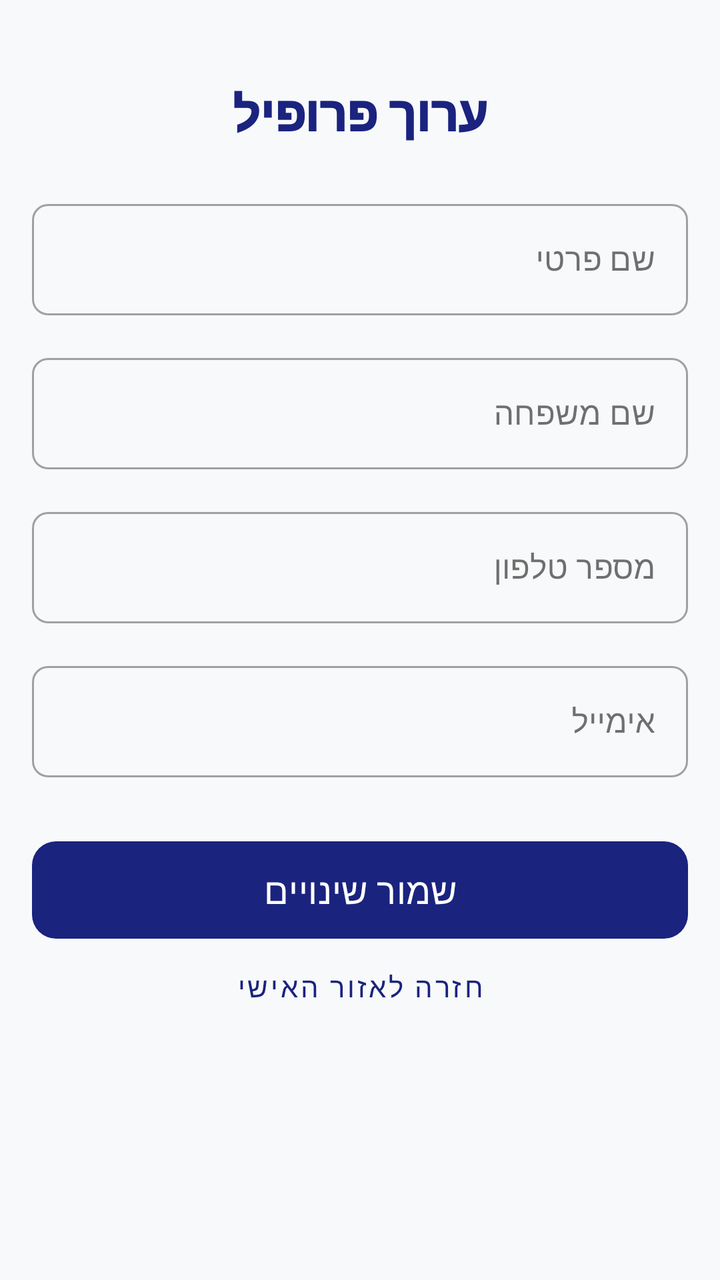
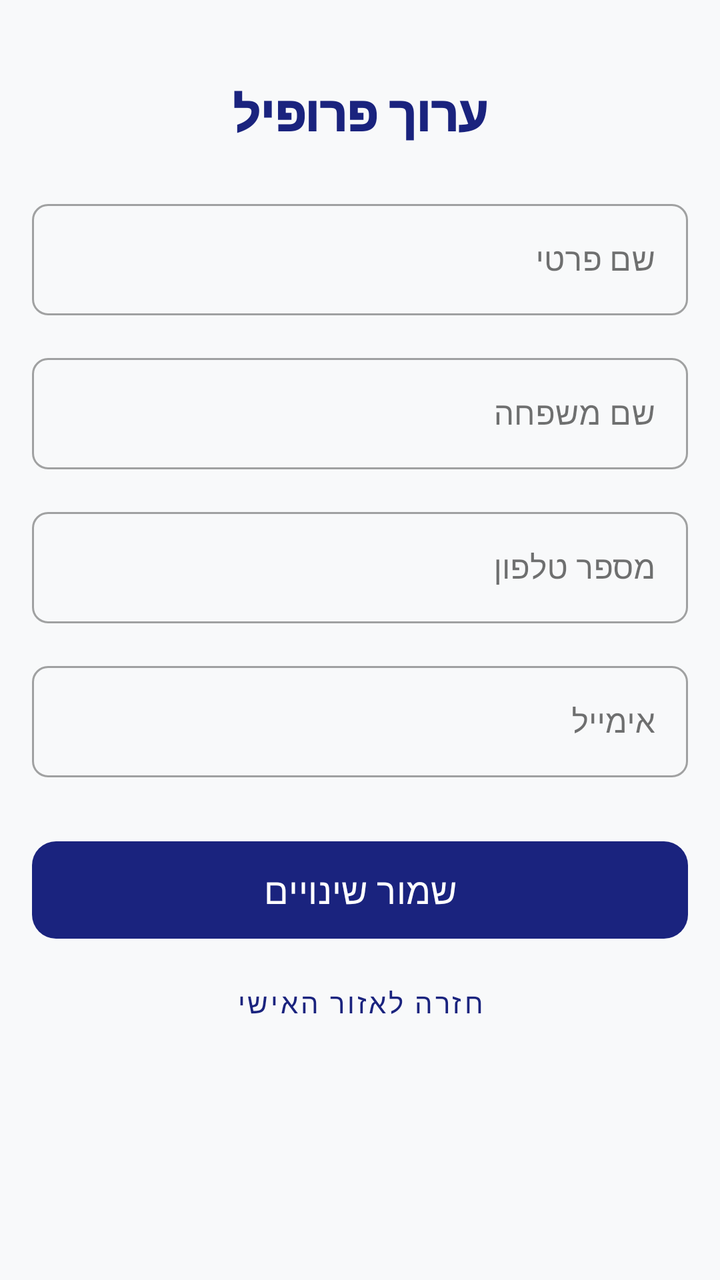

The first picture is an Android layout as it rendered before a commit; the second is the same layout after the commit. The layout source and the unified diff follow.
<!-- AndroidManifest.xml: application theme Theme.Gym_calender10 -->
<!-- res/layout/activity_edit_profile.xml -->
<?xml version="1.0" encoding="utf-8"?>
<androidx.constraintlayout.widget.ConstraintLayout xmlns:android="http://schemas.android.com/apk/res/android"
    xmlns:app="http://schemas.android.com/apk/res-auto"
    xmlns:tools="http://schemas.android.com/tools"
    android:layout_width="match_parent"
    android:layout_height="match_parent"
    android:padding="16dp"
    android:background="#F8F9FA"
    tools:context=".EditProfileActivity">

    <TextView
        android:id="@+id/tvEditProfileTitle"
        android:layout_width="wrap_content"
        android:layout_height="wrap_content"
        android:layout_marginTop="24dp"
        android:fontFamily="sans-serif-black"
        android:text="ערוך פרופיל"
        android:textColor="#1A237E"
        android:textSize="24sp"
        app:layout_constraintEnd_toEndOf="parent"
        app:layout_constraintStart_toStartOf="parent"
        app:layout_constraintTop_toTopOf="parent" />

    <com.google.android.material.textfield.TextInputLayout
        android:id="@+id/tilFirstName"
        style="@style/Widget.MaterialComponents.TextInputLayout.OutlinedBox"
        android:layout_width="match_parent"
        android:layout_height="wrap_content"
        android:layout_marginTop="24dp"
        android:hint="שם פרטי"
        app:layout_constraintTop_toBottomOf="@+id/tvEditProfileTitle">

        <com.google.android.material.textfield.TextInputEditText
            android:id="@+id/etFirstName"
            android:layout_width="match_parent"
            android:layout_height="wrap_content"
            android:inputType="textPersonName" />
    </com.google.android.material.textfield.TextInputLayout>

    <com.google.android.material.textfield.TextInputLayout
        android:id="@+id/tilLastName"
        style="@style/Widget.MaterialComponents.TextInputLayout.OutlinedBox"
        android:layout_width="match_parent"
        android:layout_height="wrap_content"
        android:layout_marginTop="16dp"
        android:hint="שם משפחה"
        app:layout_constraintTop_toBottomOf="@+id/tilFirstName">

        <com.google.android.material.textfield.TextInputEditText
            android:id="@+id/etLastName"
            android:layout_width="match_parent"
            android:layout_height="wrap_content"
            android:inputType="textPersonName" />
    </com.google.android.material.textfield.TextInputLayout>

    <com.google.android.material.textfield.TextInputLayout
        android:id="@+id/tilPhone"
        style="@style/Widget.MaterialComponents.TextInputLayout.OutlinedBox"
        android:layout_width="match_parent"
        android:layout_height="wrap_content"
        android:layout_marginTop="16dp"
        android:hint="מספר טלפון"
        app:layout_constraintTop_toBottomOf="@+id/tilLastName">

        <com.google.android.material.textfield.TextInputEditText
            android:id="@+id/etPhone"
            android:layout_width="match_parent"
            android:layout_height="wrap_content"
            android:inputType="phone" />
    </com.google.android.material.textfield.TextInputLayout>

    
    <com.google.android.material.textfield.TextInputLayout
        android:id="@+id/tilEmail"
        style="@style/Widget.MaterialComponents.TextInputLayout.OutlinedBox"
        android:layout_width="match_parent"
        android:layout_height="wrap_content"
        android:layout_marginTop="16dp"
        android:hint="אימייל"
        app:layout_constraintTop_toBottomOf="@+id/tilPhone">

        <com.google.android.material.textfield.TextInputEditText
            android:id="@+id/etEmail"
            android:layout_width="match_parent"
            android:layout_height="wrap_content"
            android:inputType="textEmailAddress"
            android:enabled="false" /> 
    </com.google.android.material.textfield.TextInputLayout>

    <Button
        android:id="@+id/btnSaveProfile"
        android:layout_width="match_parent"
        android:layout_height="wrap_content"
        android:layout_marginTop="32dp"
        android:padding="12dp"
        android:text="שמור שינויים"
        android:textSize="18sp"
        app:layout_constraintTop_toBottomOf="@+id/tilEmail" />

    <com.google.android.material.button.MaterialButton
        android:id="@+id/btnBackToDashboard"
        style="@style/Widget.MaterialComponents.Button.TextButton"
        android:layout_width="wrap_content"
        android:layout_height="wrap_content"
        android:text="חזרה לאזור האישי"
        app:layout_constraintEnd_toEndOf="parent"
        app:layout_constraintStart_toStartOf="parent"
        app:layout_constraintTop_toBottomOf="@+id/btnSaveProfile" />

    <ProgressBar
        android:id="@+id/progressBar"
        android:layout_width="wrap_content"
        android:layout_height="wrap_content"
        android:visibility="gone"
        app:layout_constraintBottom_toBottomOf="parent"
        app:layout_constraintEnd_toEndOf="parent"
        app:layout_constraintStart_toStartOf="parent"
        app:layout_constraintTop_toTopOf="parent" />

</androidx.constraintlayout.widget.ConstraintLayout>
<!-- resources referenced by this layout -->
<resources>
  <style name="Theme.Gym_calender10" parent="Theme.Material3.Light.NoActionBar">
          
          <item name="colorPrimary">@color/primaryColor</item>
          <item name="colorPrimaryVariant">@color/primaryDarkColor</item>
          <item name="colorOnPrimary">@color/whiteTextColor</item>
  
          
          <item name="colorSecondary">@color/secondaryColor</item>
          <item name="colorSecondaryVariant">@color/secondaryDarkColor</item>
          <item name="colorOnSecondary">@color/whiteTextColor</item>
  
          
          <item name="android:statusBarColor">@color/primaryDarkColor</item>
  
          
          <item name="android:windowBackground">@color/backgroundColor</item>
          <item name="colorSurface">@color/surfaceColor</item>
          <item name="colorOnSurface">@color/primaryTextColor</item>
  
          
          <item name="materialButtonStyle">@style/AppButton</item>
          <item name="textInputStyle">@style/AppTextInputLayout</item>
          <item name="materialCardViewStyle">@style/AppCard</item>
  
          <item name="bottomSheetDialogTheme">@style/AppBottomSheetDialogTheme</item>
      </style>
  <color name="primaryColor">#1A237E</color>
  <color name="primaryDarkColor">#000051</color>
  <color name="whiteTextColor">#FFFFFF</color>
  <color name="secondaryColor">#E65100</color>
  <color name="secondaryDarkColor">#BF360C</color>
  <color name="backgroundColor">#F8F9FA</color>
  <color name="surfaceColor">#FFFFFF</color>
  <color name="primaryTextColor">#121212</color>
  <style name="AppButton" parent="Widget.Material3.Button">
          <item name="android:insetTop">0dp</item>
          <item name="android:insetBottom">0dp</item>
          <item name="shapeAppearance">@style/ShapeAppearance.App.MediumComponent</item>
      </style>
  <style name="AppTextInputLayout" parent="Widget.Material3.TextInputLayout.OutlinedBox">
          <item name="boxStrokeColor">@color/primaryColor</item>
          <item name="boxCornerRadiusTopStart">8dp</item>
          <item name="boxCornerRadiusTopEnd">8dp</item>
          <item name="boxCornerRadiusBottomStart">8dp</item>
          <item name="boxCornerRadiusBottomEnd">8dp</item>
      </style>
  <style name="AppCard" parent="Widget.Material3.CardView.Elevated">
          <item name="cardBackgroundColor">@color/cardBackground</item>
          <item name="cardElevation">4dp</item>
          <item name="cardCornerRadius">16dp</item>
          <item name="shapeAppearance">@style/ShapeAppearance.App.MediumComponent</item>
      </style>
  <style name="AppBottomSheetDialogTheme" parent="Theme.Design.Light.BottomSheetDialog">
          <item name="bottomSheetStyle">@style/AppBottomSheetStyle</item>
      </style>
  <style name="ShapeAppearance.App.MediumComponent" parent="ShapeAppearance.Material3.MediumComponent">
          <item name="cornerFamily">rounded</item>
          <item name="cornerSize">12dp</item>
      </style>
  <color name="cardBackground">#FFFFFF</color>
  <style name="AppBottomSheetStyle" parent="Widget.Design.BottomSheet.Modal">
          <item name="android:background">@android:color/transparent</item>
      </style>
</resources>

<!-- the commit's change to res/layout/activity_edit_profile.xml (unified diff, before → after) -->
@@ -69,7 +69,6 @@
             android:inputType="phone" />
     </com.google.android.material.textfield.TextInputLayout>
 
-    
     <com.google.android.material.textfield.TextInputLayout
         android:id="@+id/tilEmail"
         style="@style/Widget.MaterialComponents.TextInputLayout.OutlinedBox"
@@ -84,7 +83,7 @@
             android:layout_width="match_parent"
             android:layout_height="wrap_content"
             android:inputType="textEmailAddress"
-            android:enabled="false" /> 
+            android:enabled="false" />
     </com.google.android.material.textfield.TextInputLayout>
 
     <Button
@@ -97,11 +96,12 @@
         android:textSize="18sp"
         app:layout_constraintTop_toBottomOf="@+id/tilEmail" />
 
-    <com.google.android.material.button.MaterialButton
-        android:id="@+id/btnBackToDashboard"
+    <Button
+        android:id="@+id/btnBack"
         style="@style/Widget.MaterialComponents.Button.TextButton"
         android:layout_width="wrap_content"
         android:layout_height="wrap_content"
+        android:layout_marginTop="8dp"
         android:text="חזרה לאזור האישי"
         app:layout_constraintEnd_toEndOf="parent"
         app:layout_constraintStart_toStartOf="parent"
